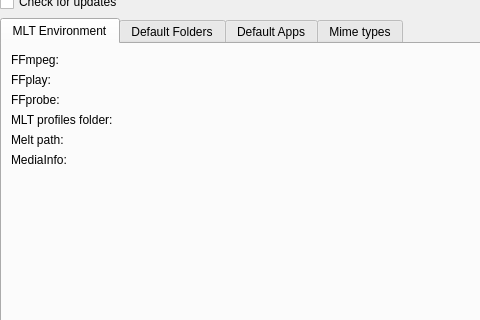
Old version of the form src/ui/configenv_ui.ui in the repository KDE/kdenlive; both pictures show x 0 to 480 and y 194 to 514 of the 582 by 686 pixel window.
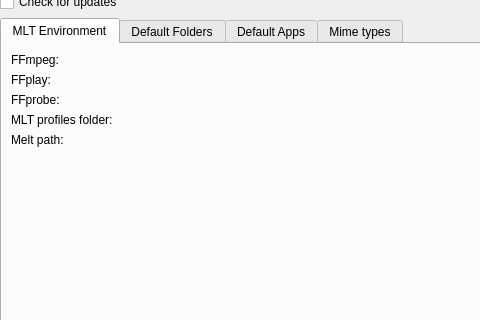
New version of the form. Custom widgets are drawn as their Qt base class.

```diff
--- a/src/ui/configenv_ui.ui
+++ b/src/ui/configenv_ui.ui
@@ -172,17 +172,7 @@
        <item row="4" column="1">
         <widget class="KUrlRequester" name="rendererpathurl"/>
        </item>
-       <item row="5" column="0">
-        <widget class="QLabel" name="label_6">
-         <property name="text">
-          <string>MediaInfo:</string>
-         </property>
-        </widget>
-       </item>
        <item row="5" column="1">
-        <widget class="KUrlRequester" name="mediainfourl"/>
-       </item>
-       <item row="6" column="1">
         <spacer name="verticalSpacer_2">
          <property name="orientation">
           <enum>Qt::Orientation::Vertical</enum>
```
Left out of the diff: 1 changed line with no effect on the pictures.
